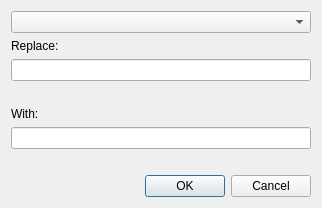
This is baselinesearchreplacedialog.ui in adamb924/Gloss as Qt 5 draws it before an edit. The edited form follows.
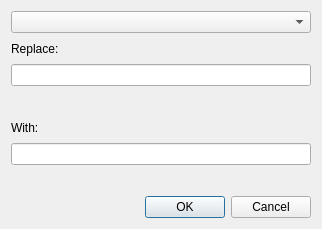
This is the edited form. Custom widgets are drawn as their Qt base class.

Diff of the .ui file:
```diff
--- a/baselinesearchreplacedialog.ui
+++ b/baselinesearchreplacedialog.ui
@@ -7,7 +7,7 @@
     <x>0</x>
     <y>0</y>
     <width>322</width>
-    <height>195</height>
+    <height>229</height>
    </rect>
   </property>
   <property name="windowTitle">
```
Left out of the diff: 4 changed lines with no effect on the pictures.
